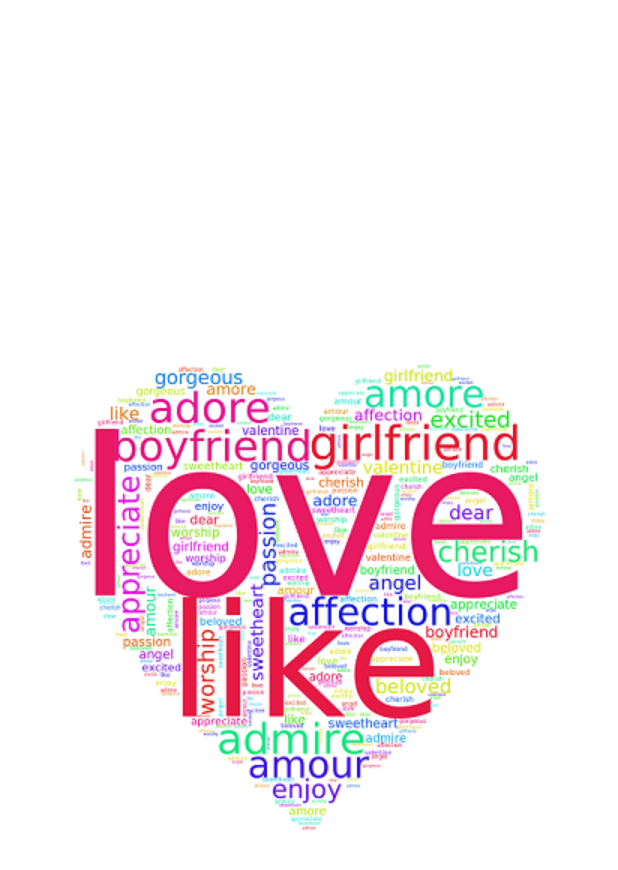
After one commit to JhoLee/wcg-android, an Android app: the IntroActivity screen opened directly, with no data from a screen before it, on a phone screen of 412 x 824 dp. The commit adds this screen. Shown: the top 870 px of the screen. Run offline under Robolectric (Android 15) with nearby library versions, the phone set to English and light mode, and no system bars; 1 statement that could not run was skipped.

Commit message:
add intro

```diff
--- /dev/null
+++ b/app/src/main/java/me/jho/wcg/IntroActivity.java
@@ -0,0 +1,20 @@
+package me.jho.wcg;
+
+import android.content.Intent;
+import android.os.Bundle;
+import android.support.annotation.Nullable;
+import android.support.v7.app.AppCompatActivity;
+
+import me.jho.wcg.MainActivity;
+
+public class IntroActivity extends AppCompatActivity {
+    @Override
+    protected void onCreate(@Nullable Bundle savedInstanceState) {
+        super.onCreate(savedInstanceState);
+
+        Intent intent = new Intent(this, MainActivity.class);
+        startActivity(intent);
+
+        finish();
+    }
+}
--- /dev/null
+++ b/app/src/main/res/drawable/intro.xml
@@ -0,0 +1,11 @@
+<?xml version="1.0" encoding="utf-8"?>
+<layer-list xmlns:android="http://schemas.android.com/apk/res/android">
+
+    <item android:drawable="@android:color/background_light" />
+
+    <item>
+        <bitmap android:src="@drawable/wordcloud"
+            android:gravity="center" />
+    </item>
+
+</layer-list>
--- a/app/src/main/res/values/styles.xml
+++ b/app/src/main/res/values/styles.xml
@@ -7,5 +7,10 @@
         <item name="colorPrimaryDark">@color/colorPrimaryDark</item>
         <item name="colorAccent">@color/colorAccent</item>
     </style>
+    <style name="IntroTheme" parent="android:Theme.Light.NoTitleBar">
+        <item name="android:windowBackground">@drawable/intro</item>
+        <item name="android:windowActionBar">false</item>
+        <item name="android:windowNoTitle">true</item>
+    </style>
 
 </resources>
```
Also changed, not shown: app/src/main/AndroidManifest.xml (+12 -3 lines), app/src/main/java/me/jho/wcg/MainActivity.java (+29 -0 lines), app/src/main/res/drawable-v24/wordcloud.jpg (added).
